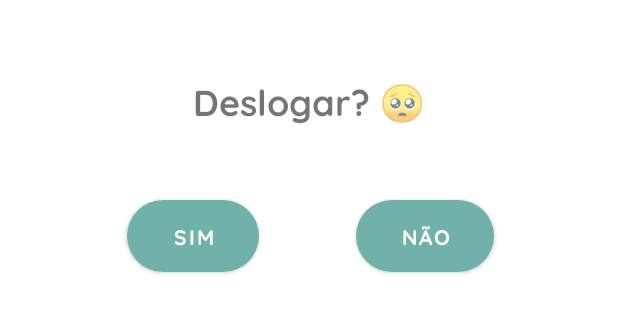
After one commit to eurenaneu/moodyDuck, an Android app: the layout custom_dialog.xml on its own in the app's theme, with its tools: preview values and no code run, on a phone screen of 412 x 824 dp. The commit adds this screen. Shown: the top 313 px of the screen. Run offline under Robolectric (Android 15) with nearby library versions, the phone set to English and light mode, and no system bars.

```diff
--- a/app/src/main/java/com/example/moodyduck/Cadastro.java
+++ b/app/src/main/java/com/example/moodyduck/Cadastro.java
@@ -21,6 +21,8 @@ import com.google.firebase.auth.FirebaseAuthEmailException;
 import com.google.firebase.auth.FirebaseAuthInvalidCredentialsException;
 import com.google.firebase.auth.FirebaseAuthUserCollisionException;
 import com.google.firebase.auth.FirebaseAuthWeakPasswordException;
+import com.google.firebase.auth.FirebaseUser;
+import com.google.firebase.auth.UserProfileChangeRequest;
 import com.google.firebase.database.DatabaseReference;
 import com.google.firebase.database.FirebaseDatabase;
 
@@ -85,6 +87,9 @@ public class Cadastro extends AppCompatActivity {
 
     public void salvarUser(String e, String s){
         String u = nome.getText().toString();
+        FirebaseUser user = FirebaseAuth.getInstance().getCurrentUser();
+        UserProfileChangeRequest profileUpdates = new UserProfileChangeRequest.Builder().setDisplayName(u).build();
+        user.updateProfile(profileUpdates);
         Map<String, Object> usuarios = new HashMap<>();
         usuarios.put("nome", u);
         usuarios.put("email", e);
--- a/app/src/main/java/com/example/moodyduck/MainActivity.java
+++ b/app/src/main/java/com/example/moodyduck/MainActivity.java
@@ -19,6 +19,12 @@ public class MainActivity extends AppCompatActivity {
         alexandre.setText(Html.fromHtml(text));
     }
 
+    @Override
+    public void onBackPressed() {
+        super.onBackPressed();
+        this.moveTaskToBack(true);
+    }
+
     public void irCadastro(View v){
         startActivity(new Intent(this, Cadastro.class));
     }
--- a/app/src/main/res/drawable/shape_create.xml
+++ b/app/src/main/res/drawable/boxdialog.xml
@@ -1,5 +1,5 @@
 <?xml version="1.0" encoding="utf-8"?>
 <shape xmlns:android="http://schemas.android.com/apk/res/android" android:shape="rectangle">
-    <solid android:color="@color/white"/>
-    <corners android:radius="13dp"/>
+    <corners android:radius="25dp"/>
+    <solid android:color="#FFFFFFFF"/>
 </shape>
--- /dev/null
+++ b/app/src/main/res/layout/custom_dialog.xml
@@ -0,0 +1,62 @@
+<?xml version="1.0" encoding="utf-8"?>
+<RelativeLayout xmlns:android="http://schemas.android.com/apk/res/android"
+    xmlns:app="http://schemas.android.com/apk/res-auto"
+    xmlns:tools="http://schemas.android.com/tools"
+    android:layout_width="match_parent"
+    android:layout_height="match_parent"
+    android:background="@drawable/boxdialog">
+
+    <androidx.constraintlayout.widget.ConstraintLayout
+        android:layout_width="match_parent"
+        android:layout_height="wrap_content">
+
+        <TextView
+            android:id="@+id/textView12"
+            android:layout_width="wrap_content"
+            android:layout_height="wrap_content"
+            android:layout_marginTop="50dp"
+            android:fontFamily="@font/qckbold"
+            android:text="Deslogar? 🥺"
+            android:textSize="24sp"
+            app:layout_constraintBottom_toTopOf="@+id/bDeslogar"
+            app:layout_constraintEnd_toEndOf="parent"
+            app:layout_constraintStart_toStartOf="parent"
+            app:layout_constraintTop_toTopOf="parent" />
+
+        <Button
+            android:id="@+id/bDeslogar"
+            android:layout_width="wrap_content"
+            android:layout_height="wrap_content"
+            android:layout_marginTop="50dp"
+            android:layout_marginBottom="50dp"
+            android:background="@drawable/boxdialog"
+            android:fontFamily="@font/qckbold"
+            android:paddingHorizontal="30dp"
+            android:text="SIM"
+            android:textColor="@color/white"
+            app:backgroundTint="@color/cianoescuro"
+            app:layout_constraintBottom_toBottomOf="parent"
+            app:layout_constraintEnd_toStartOf="@+id/textView12"
+            app:layout_constraintStart_toStartOf="@+id/textView12"
+            app:layout_constraintTop_toBottomOf="@+id/textView12" />
+
+        <Button
+            android:id="@+id/bFake"
+            android:layout_width="wrap_content"
+            android:layout_height="wrap_content"
+            android:layout_marginTop="50dp"
+            android:layout_marginBottom="50dp"
+            android:background="@drawable/boxdialog"
+            android:fontFamily="@font/qckbold"
+            android:paddingHorizontal="30dp"
+            android:text="NÃO"
+            android:textColor="@color/white"
+            app:backgroundTint="@color/cianoescuro"
+            app:layout_constraintBottom_toBottomOf="parent"
+            app:layout_constraintEnd_toEndOf="@+id/textView12"
+            app:layout_constraintStart_toEndOf="@+id/textView12"
+            app:layout_constraintTop_toBottomOf="@+id/textView12" />
+
+    </androidx.constraintlayout.widget.ConstraintLayout>
+
+</RelativeLayout>
--- a/app/src/main/res/values/themes.xml
+++ b/app/src/main/res/values/themes.xml
@@ -17,6 +17,11 @@
         <item name="windowNoTitle">true</item>
     </style>
 
+    <style name="Theme.MoodyDuck.Splash" parent="Theme.MaterialComponents.DayNight.NoActionBar">
+        <item name="android:statusBarColor">@color/ciano</item>
+        <item name="android:windowBackground">@drawable/splash_bg</item>
+    </style>
+
     <style name="Theme.MoodyDuck.AppBarOverlay" parent="ThemeOverlay.AppCompat.Dark.ActionBar" />
 
     <style name="Theme.MoodyDuck.PopupOverlay" parent="ThemeOverlay.AppCompat.Light" />
```
Also changed, not shown: app/src/main/java/com/example/moodyduck/Home.java (+14 -5 lines), app/src/main/res/drawable/splash_bg.xml (added, +9 -0 lines).
